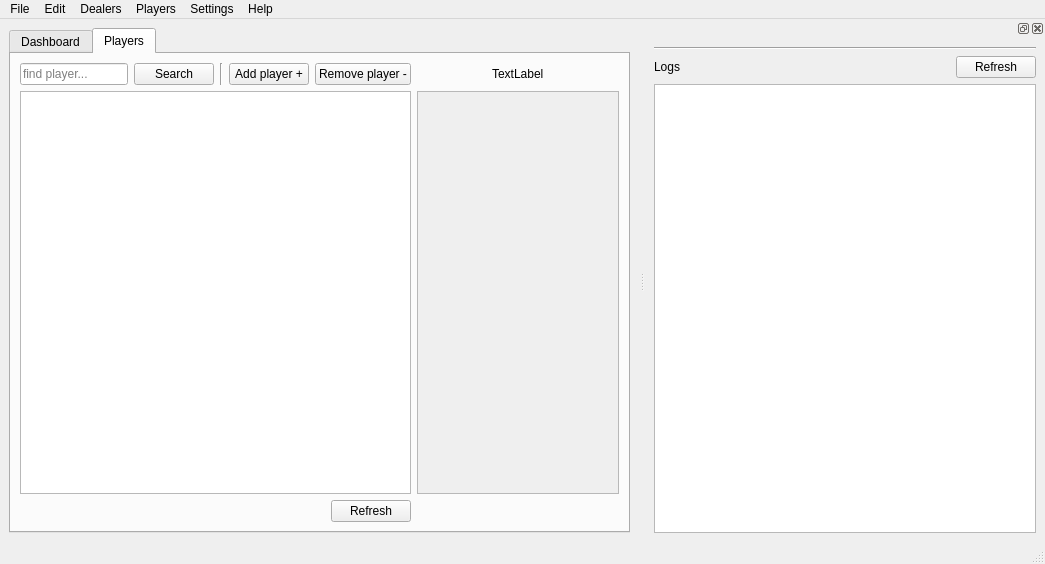
vguillet/Godopolis_OS, file src/Assets/main.ui: the form before one commit.
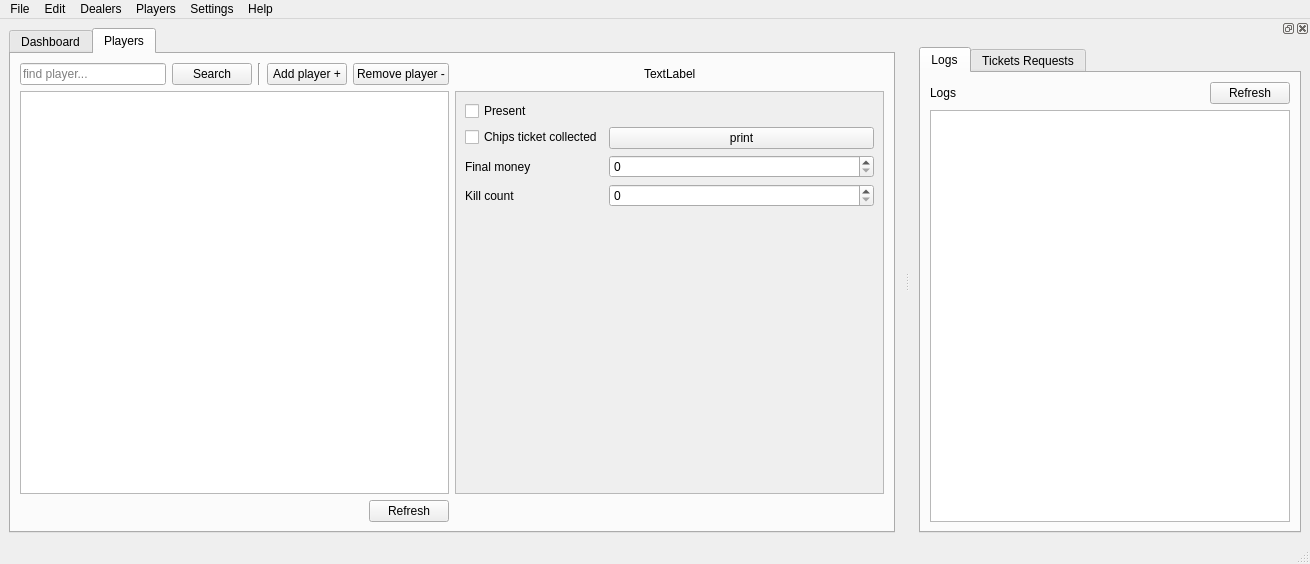
The form after the commit. The open tabs and pages were chosen to show the change.

Patch:
```diff
--- a/src/Assets/main.ui
+++ b/src/Assets/main.ui
@@ -6,7 +6,7 @@
    <rect>
     <x>0</x>
     <y>0</y>
-    <width>1045</width>
+    <width>1310</width>
     <height>564</height>
    </rect>
   </property>
@@ -18,7 +18,7 @@
     <item>
      <widget class="QTabWidget" name="tabWidget">
       <property name="currentIndex">
-       <number>0</number>
+       <number>1</number>
       </property>
       <widget class="QWidget" name="tab">
        <property name="sizePolicy">
@@ -41,8 +41,8 @@
             <rect>
              <x>0</x>
              <y>0</y>
-             <width>572</width>
-             <height>192</height>
+             <width>837</width>
+             <height>186</height>
             </rect>
            </property>
            <layout class="QVBoxLayout" name="verticalLayout_10">
@@ -81,8 +81,8 @@
             <rect>
              <x>0</x>
              <y>0</y>
-             <width>572</width>
-             <height>192</height>
+             <width>837</width>
+             <height>185</height>
             </rect>
            </property>
            <property name="maximumSize">
@@ -145,10 +145,10 @@
         <string>Players</string>
        </attribute>
        <layout class="QGridLayout" name="gridLayout">
-        <item row="0" column="1">
-         <layout class="QHBoxLayout" name="horizontalLayout_4">
+        <item row="2" column="0">
+         <layout class="QHBoxLayout" name="horizontalLayout_7">
           <item>
-           <spacer name="horizontalSpacer_3">
+           <spacer name="horizontalSpacer_5">
             <property name="orientation">
              <enum>Qt::Horizontal</enum>
             </property>
@@ -161,25 +161,12 @@
            </spacer>
           </item>
           <item>
-           <widget class="QLabel" name="label_player_selected">
+           <widget class="QPushButton" name="pushButton_refresh_players">
             <property name="text">
-             <string>TextLabel</string>
+             <string>Refresh</string>
             </property>
            </widget>
           </item>
-          <item>
-           <spacer name="horizontalSpacer_4">
-            <property name="orientation">
-             <enum>Qt::Horizontal</enum>
-            </property>
-            <property name="sizeHint" stdset="0">
-             <size>
-              <width>40</width>
-              <height>20</height>
-             </size>
-            </property>
-           </spacer>
-          </item>
          </layout>
         </item>
         <item row="0" column="0">
@@ -221,23 +208,6 @@
           </item>
          </layout>
         </item>
-        <item row="1" column="1">
-         <widget class="QScrollArea" name="scrollArea">
-          <property name="widgetResizable">
-           <bool>true</bool>
-          </property>
-          <widget class="QWidget" name="scrollAreaWidgetContents">
-           <property name="geometry">
-            <rect>
-             <x>0</x>
-             <y>0</y>
-             <width>88</width>
-             <height>353</height>
-            </rect>
-           </property>
-          </widget>
-         </widget>
-        </item>
         <item row="1" column="0">
          <widget class="QTableWidget" name="tableWidget_players_overview">
           <property name="editTriggers">
@@ -260,11 +230,95 @@
           </property>
          </widget>
         </item>
+        <item row="1" column="1">
+         <widget class="QScrollArea" name="scrollArea">
+          <property name="widgetResizable">
+           <bool>true</bool>
+          </property>
+          <widget class="QWidget" name="scrollAreaWidgetContents">
+           <property name="geometry">
+            <rect>
+             <x>0</x>
+             <y>0</y>
+             <width>333</width>
+             <height>340</height>
+            </rect>
+           </property>
+           <layout class="QVBoxLayout" name="verticalLayout_4">
+            <item>
+             <layout class="QFormLayout" name="formLayout">
+              <property name="labelAlignment">
+               <set>Qt::AlignLeading|Qt::AlignLeft|Qt::AlignVCenter</set>
+              </property>
+              <item row="1" column="0">
+               <widget class="QCheckBox" name="checkBox_chips_ticket">
+                <property name="text">
+                 <string>Chips ticket collected</string>
+                </property>
+               </widget>
+              </item>
+              <item row="1" column="1">
+               <widget class="QPushButton" name="pushButton_print_chips_ticket">
+                <property name="text">
+                 <string>print</string>
+                </property>
+               </widget>
+              </item>
         <item row="2" column="0">
-         <layout class="QHBoxLayout" name="horizontalLayout_7">
+               <widget class="QLabel" name="label_2">
+                <property name="text">
+                 <string>Final money</string>
+                </property>
+               </widget>
+              </item>
+              <item row="2" column="1">
+               <widget class="QSpinBox" name="spinBox_final_money">
+                <property name="maximum">
+                 <number>1000000</number>
+                </property>
+               </widget>
+              </item>
+              <item row="3" column="1">
+               <widget class="QSpinBox" name="spinBox_kill_count"/>
+              </item>
+              <item row="3" column="0">
+               <widget class="QLabel" name="label_3">
+                <property name="text">
+                 <string>Kill count</string>
+                </property>
+               </widget>
+              </item>
+              <item row="0" column="0">
+               <widget class="QCheckBox" name="checkBox_player_present">
+                <property name="text">
+                 <string>Present</string>
+                </property>
+               </widget>
+              </item>
+             </layout>
+            </item>
           <item>
-           <spacer name="horizontalSpacer_5">
+             <spacer name="verticalSpacer">
             <property name="orientation">
+               <enum>Qt::Vertical</enum>
+              </property>
+              <property name="sizeHint" stdset="0">
+               <size>
+                <width>20</width>
+                <height>40</height>
+               </size>
+              </property>
+             </spacer>
+            </item>
+           </layout>
+          </widget>
+         </widget>
+        </item>
+        <item row="0" column="1">
+         <layout class="QHBoxLayout" name="horizontalLayout_4">
+          <item>
+           <spacer name="horizontalSpacer_3">
+            <property name="orientation">
              <enum>Qt::Horizontal</enum>
             </property>
             <property name="sizeHint" stdset="0">
@@ -276,12 +330,25 @@
            </spacer>
           </item>
           <item>
-           <widget class="QPushButton" name="pushButton_refresh_players">
+           <widget class="QLabel" name="label_player_selected">
             <property name="text">
-             <string>Refresh</string>
+             <string>TextLabel</string>
             </property>
            </widget>
           </item>
+          <item>
+           <spacer name="horizontalSpacer_4">
+            <property name="orientation">
+             <enum>Qt::Horizontal</enum>
+            </property>
+            <property name="sizeHint" stdset="0">
+             <size>
+              <width>40</width>
+              <height>20</height>
+             </size>
+            </property>
+           </spacer>
+          </item>
          </layout>
         </item>
        </layout>
@@ -295,8 +362,8 @@
     <rect>
      <x>0</x>
      <y>0</y>
-     <width>1045</width>
-     <height>24</height>
+     <width>1310</width>
+     <height>37</height>
     </rect>
    </property>
    <widget class="QMenu" name="menuFile">
@@ -348,7 +415,7 @@
    <property name="minimumSize">
     <size>
      <width>400</width>
-     <height>194</height>
+     <height>255</height>
     </size>
    </property>
    <attribute name="dockWidgetArea">
@@ -360,12 +427,15 @@
       <layout class="QVBoxLayout" name="verticalLayout_tickets"/>
      </item>
      <item>
-      <widget class="Line" name="line_2">
-       <property name="orientation">
-        <enum>Qt::Horizontal</enum>
+      <widget class="QTabWidget" name="tabWidget_2">
+       <property name="currentIndex">
+        <number>1</number>
        </property>
-      </widget>
-     </item>
+       <widget class="QWidget" name="tab_2">
+        <attribute name="title">
+         <string>Logs</string>
+        </attribute>
+        <layout class="QVBoxLayout" name="verticalLayout_2">
      <item>
       <layout class="QHBoxLayout" name="horizontalLayout">
        <item>
@@ -405,6 +475,15 @@
        <property name="readOnly">
         <bool>true</bool>
        </property>
+          </widget>
+         </item>
+        </layout>
+       </widget>
+       <widget class="QWidget" name="tab_4">
+        <attribute name="title">
+         <string>Tickets Requests</string>
+        </attribute>
+       </widget>
       </widget>
      </item>
     </layout>
```
Lines whose indentation alone changed are shown as unchanged.
